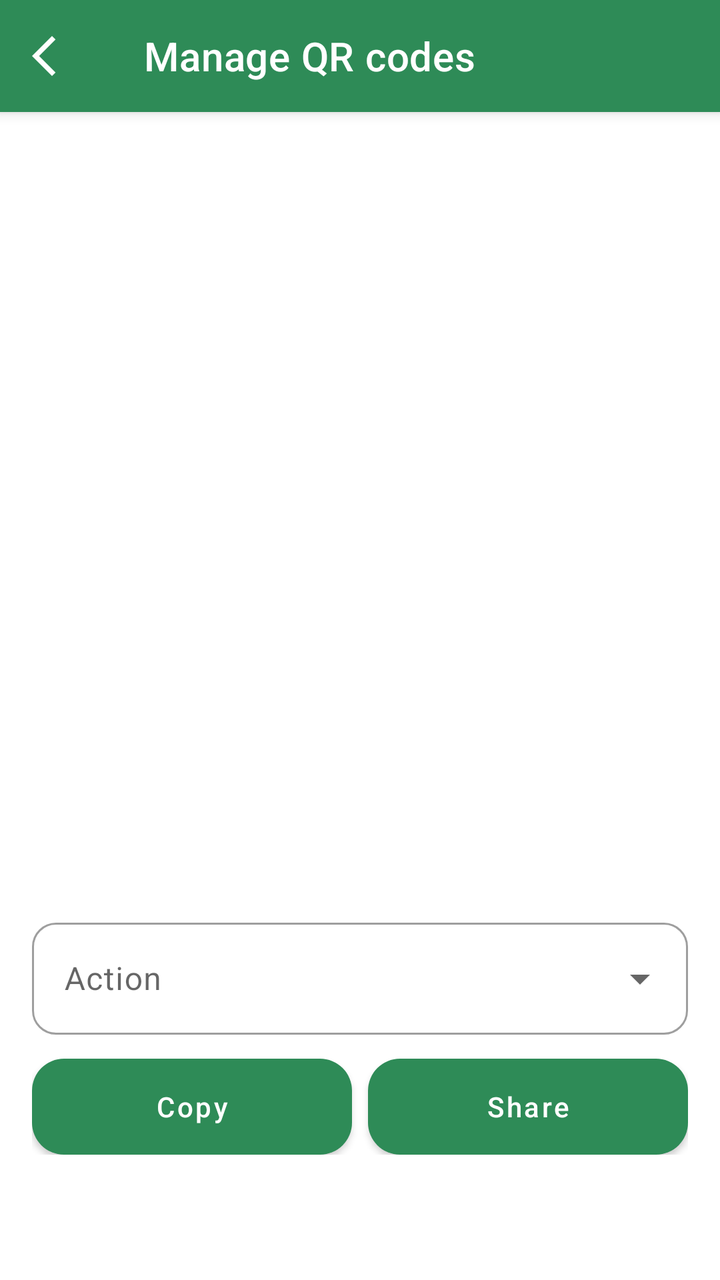
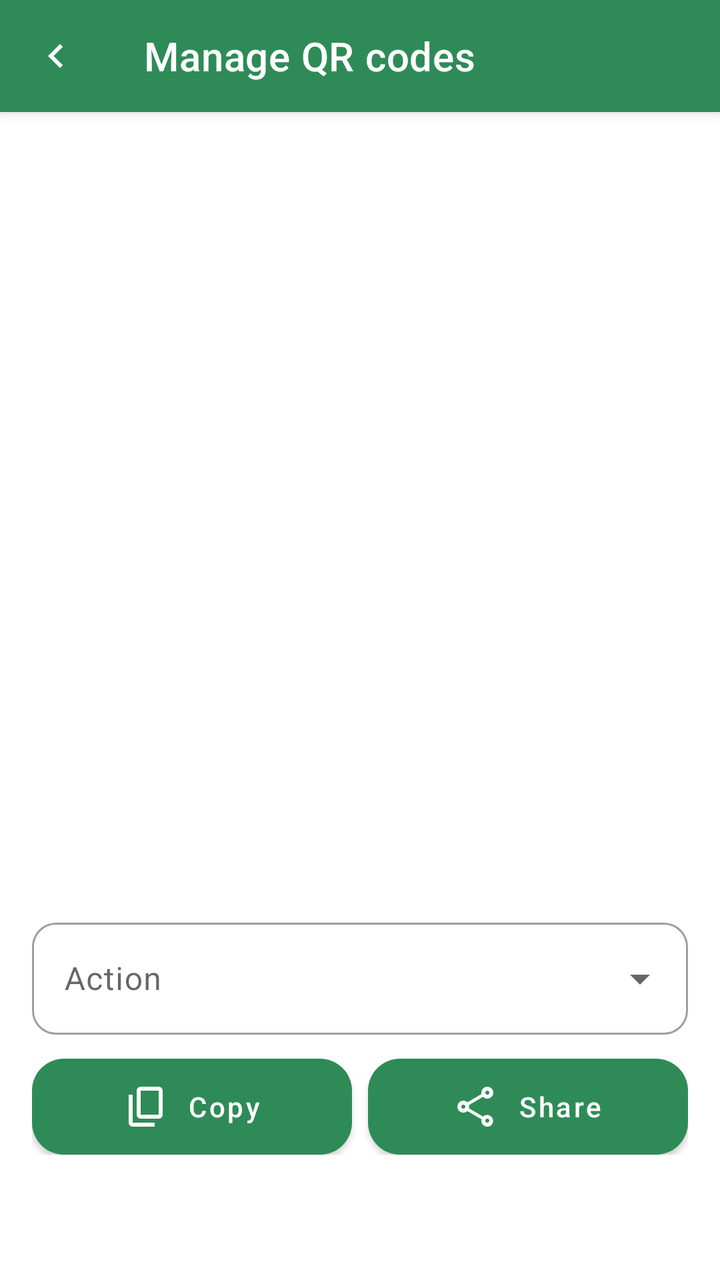

Before-and-after screenshots of an Android layout around one commit, followed by the original layout XML and the change that was made.
<!-- AndroidManifest.xml: application theme Theme.Switchly -->
<!-- res/layout/activity_qr_generate.xml -->
<?xml version="1.0" encoding="utf-8"?>
<androidx.coordinatorlayout.widget.CoordinatorLayout
    xmlns:android="http://schemas.android.com/apk/res/android"
    xmlns:app="http://schemas.android.com/apk/res-auto"
    android:layout_width="match_parent"
    android:layout_height="match_parent">

    
    <com.google.android.material.appbar.AppBarLayout
        android:layout_width="match_parent"
        android:layout_height="wrap_content"
        android:fitsSystemWindows="true">

        <com.google.android.material.appbar.MaterialToolbar
            android:id="@+id/toolbar"
            style="@style/Switchly.TopBar"
            android:layout_width="match_parent"
            android:layout_height="wrap_content"
            android:minHeight="?attr/actionBarSize"
            app:title="@string/qr_generate_title"
            app:navigationIcon="@drawable/arrow_back_ios_24" />
    </com.google.android.material.appbar.AppBarLayout>

    <androidx.core.widget.NestedScrollView
        android:layout_width="match_parent"
        android:layout_height="match_parent"
        android:fillViewport="true"
        app:layout_behavior="@string/appbar_scrolling_view_behavior">

        <LinearLayout
            android:layout_width="match_parent"
            android:layout_height="wrap_content"
            android:orientation="vertical"
            android:padding="16dp"
            android:paddingBottom="24dp">
            
            
            <ImageView
                android:id="@+id/ivQr"
                android:layout_width="match_parent"
                android:layout_height="320dp"
                android:layout_marginTop="16dp"
                android:scaleType="fitCenter"
                android:contentDescription="@string/qr_title" />

            
            <TextView
                android:id="@+id/tvUri"
                android:layout_width="match_parent"
                android:layout_height="wrap_content"
                android:layout_marginTop="12dp"
                android:textIsSelectable="true"
                android:textAppearance="@style/TextAppearance.Material3.BodyMedium" />

            
            <com.google.android.material.textfield.TextInputLayout
                style="@style/Switchly.DropdownLayout"
                android:layout_width="match_parent"
                android:layout_height="wrap_content"
                android:layout_marginTop="16dp"
                android:hint="@string/qr_action"
                app:endIconMode="dropdown_menu">

                <com.google.android.material.textfield.MaterialAutoCompleteTextView
                    android:id="@+id/actionDropdown"
                    style="@style/Switchly.DropdownText"
                    android:layout_width="match_parent"
                    android:layout_height="wrap_content"
                    android:inputType="none" />
            </com.google.android.material.textfield.TextInputLayout>

            
            <com.google.android.material.textfield.TextInputLayout
                android:id="@+id/tilProfile"
                style="@style/Switchly.DropdownLayout"
                android:layout_width="match_parent"
                android:layout_height="wrap_content"
                android:layout_marginTop="12dp"
                android:hint="@string/select_profile"
                app:endIconMode="dropdown_menu"
                android:visibility="gone">

                <com.google.android.material.textfield.MaterialAutoCompleteTextView
                    android:id="@+id/profileDropdown"
                    style="@style/Switchly.DropdownText"
                    android:layout_width="match_parent"
                    android:layout_height="wrap_content"
                    android:inputType="none" />
            </com.google.android.material.textfield.TextInputLayout>

            
            <com.google.android.material.textfield.TextInputLayout
                android:id="@+id/tilMinutes"
                style="@style/Switchly.DropdownLayout"
                android:layout_width="match_parent"
                android:layout_height="wrap_content"
                android:layout_marginTop="12dp"
                android:hint="@string/qr_minutes"
                app:endIconMode="dropdown_menu"
                android:visibility="gone">

                <com.google.android.material.textfield.MaterialAutoCompleteTextView
                    android:id="@+id/minutesDropdown"
                    style="@style/Switchly.DropdownText"
                    android:layout_width="match_parent"
                    android:layout_height="wrap_content"
                    android:inputType="none" />
            </com.google.android.material.textfield.TextInputLayout>

            
            <LinearLayout
                android:layout_width="match_parent"
                android:layout_height="wrap_content"
                android:layout_marginTop="12dp"
                android:orientation="horizontal">

                <com.google.android.material.button.MaterialButton
                    android:id="@+id/btnCopy"
                    style="@style/Switchly.Button"
                    android:layout_width="0dp"
                    android:layout_height="48dp"
                    android:layout_weight="1"
                    android:text="@string/action_copy" />

                <Space
                    android:layout_width="8dp"
                    android:layout_height="1dp" />

                <com.google.android.material.button.MaterialButton
                    android:id="@+id/btnShare"
                    style="@style/Switchly.Button"
                    android:layout_width="0dp"
                    android:layout_height="48dp"
                    android:layout_weight="1"
                    android:text="@string/share" />
            </LinearLayout>
        </LinearLayout>
    </androidx.core.widget.NestedScrollView>

</androidx.coordinatorlayout.widget.CoordinatorLayout>
<!-- resources referenced by this layout -->
<resources>
  <!-- drawable arrow_back_ios_24 (drawable) -->
  <vector xmlns:android="http://schemas.android.com/apk/res/android"
      android:width="24dp"
      android:height="24dp"
      android:viewportWidth="960"
      android:viewportHeight="960">
      <path
          android:pathData="M400,880 L0,480l400,-400 71,71 -329,329 329,329 -71,71Z"
          android:fillColor="?attr/colorOnSurface"/>
  </vector>
  <string name="action_copy">Copy</string>
  <string name="qr_action">Action</string>
  <string name="qr_generate_title">Manage QR codes</string>
  <string name="qr_minutes">Minutes</string>
  <string name="qr_title">QR</string>
  <string name="select_profile">Select profile</string>
  <string name="share">Share</string>
  <style name="Switchly.DropdownText" parent="Widget.MaterialComponents.AutoCompleteTextView.OutlinedBox">
          <item name="android:minHeight">56dp</item>
          <item name="android:paddingTop">12dp</item>
          <item name="android:paddingBottom">12dp</item>
          <item name="android:textAppearance">@style/TextAppearance.MaterialComponents.Body1</item>
      </style>
  <style name="Switchly.DropdownHint" parent="TextAppearance.MaterialComponents.Body2">
          <item name="android:lineHeight" tools:targetApi="28">14sp</item>
      </style>
  <color name="accent_default_green">#2E8B57</color>
  <style name="Switchly.Fab" parent="Widget.MaterialComponents.FloatingActionButton">
          <item name="backgroundTint">?attr/colorPrimary</item>
          <item name="tint">@android:color/white</item>
      </style>
  <style name="ThemeOverlay.Switchly.Dialog" parent="ThemeOverlay.MaterialComponents.MaterialAlertDialog">
          <item name="colorControlActivated">?attr/colorPrimary</item>
          <item name="colorControlHighlight">?attr/colorPrimary</item>
          <item name="colorAccent">?attr/colorPrimary</item>
      </style>
  <style name="ShapeAppearance.Switchly.Card" parent="ShapeAppearance.MaterialComponents.LargeComponent">
          <item name="cornerFamily">rounded</item>
          <item name="cornerSize">26dp</item>
      </style>
  <color name="switchly_card_bg">#F7FFFFFF</color>
  <color name="switchly_card_stroke">#14000000</color>
  <!-- unchanged entries left out for length: 7 -->
</resources>

<!-- the commit's change to res/layout/activity_qr_generate.xml (unified diff, before → after) -->
@@ -18,7 +18,7 @@
             android:layout_height="wrap_content"
             android:minHeight="?attr/actionBarSize"
             app:title="@string/qr_generate_title"
-            app:navigationIcon="@drawable/arrow_back_ios_24" />
+            app:navigationIcon="@drawable/keyboard_arrow_left_24" />
     </com.google.android.material.appbar.AppBarLayout>
 
     <androidx.core.widget.NestedScrollView
@@ -33,7 +33,7 @@
             android:orientation="vertical"
             android:padding="16dp"
             android:paddingBottom="24dp">
-            
+
             
             <ImageView
                 android:id="@+id/ivQr"
@@ -120,7 +120,10 @@
                     android:layout_width="0dp"
                     android:layout_height="48dp"
                     android:layout_weight="1"
-                    android:text="@string/action_copy" />
+                    android:text="@string/action_copy"
+                    app:icon="@drawable/content_copy_24"
+                    app:iconGravity="textStart"
+                    app:iconPadding="8dp" />
 
                 <Space
                     android:layout_width="8dp"
@@ -132,7 +135,10 @@
                     android:layout_width="0dp"
                     android:layout_height="48dp"
                     android:layout_weight="1"
-                    android:text="@string/share" />
+                    android:text="@string/share"
+                    app:icon="@drawable/share_24"
+                    app:iconGravity="textStart"
+                    app:iconPadding="8dp" />
             </LinearLayout>
         </LinearLayout>
     </androidx.core.widget.NestedScrollView>
<!-- resource entries referenced after the edit -->
@@ -1,14 +1,35 @@
 <!-- resources referenced by this layout -->
 <resources>
-  <!-- drawable arrow_back_ios_24 (drawable) -->
+  <!-- drawable content_copy_24 (drawable) -->
   <vector xmlns:android="http://schemas.android.com/apk/res/android"
       android:width="24dp"
       android:height="24dp"
       android:viewportWidth="960"
       android:viewportHeight="960">
       <path
-          android:pathData="M400,880 L0,480l400,-400 71,71 -329,329 329,329 -71,71Z"
-          android:fillColor="?attr/colorOnSurface"/>
+          android:pathData="M360,720q-33,0 -56.5,-23.5T280,640v-480q0,-33 23.5,-56.5T360,80h360q33,0 56.5,23.5T800,160v480q0,33 -23.5,56.5T720,720L360,720ZM360,640h360v-480L360,160v480ZM200,880q-33,0 -56.5,-23.5T120,800v-560h80v560h440v80L200,880ZM360,640v-480,480Z"
+          android:fillColor="?attr/colorOnSurface" />
+  </vector>
+  <!-- drawable keyboard_arrow_left_24 (drawable) -->
+  <vector xmlns:android="http://schemas.android.com/apk/res/android"
+      android:width="24dp"
+      android:height="24dp"
+      android:viewportWidth="960"
+      android:viewportHeight="960"
+      android:autoMirrored="true">
+      <path
+          android:pathData="M560,720 320,480l240,-240 56,56 -184,184 184,184 -56,56Z"
+          android:fillColor="?attr/colorOnSurface" />
+  </vector>
+  <!-- drawable share_24 (drawable) -->
+  <vector xmlns:android="http://schemas.android.com/apk/res/android"
+      android:width="24dp"
+      android:height="24dp"
+      android:viewportWidth="960"
+      android:viewportHeight="960">
+      <path
+          android:pathData="M680,880q-50,0 -85,-35t-35,-85q0,-6 3,-28L282,568q-16,15 -37,23.5t-45,8.5q-50,0 -85,-35t-35,-85q0,-50 35,-85t85,-35q24,0 45,8.5t37,23.5l281,-164q-2,-7 -2.5,-13.5T560,200q0,-50 35,-85t85,-35q50,0 85,35t35,85q0,50 -35,85t-85,35q-24,0 -45,-8.5T593,284L312,448q2,7 2.5,13.5T315,480q0,12 -3,32l281,165q16,-15 37,-23.5t45,-8.5q50,0 85,35t35,85q0,50 -35,85t-80,30ZM680,240q17,0 28.5,-11.5T720,200q0,-17 -11.5,-28.5T680,160q-17,0 -28.5,11.5T640,200q0,17 11.5,28.5T680,240ZM200,520q17,0 28.5,-11.5T240,480q0,-17 -11.5,-28.5T200,440q-17,0 -28.5,11.5T160,480q0,17 11.5,28.5T200,520ZM680,800q17,0 28.5,-11.5T720,760q0,-17 -11.5,-28.5T680,720q-17,0 -28.5,11.5T640,760q0,17 11.5,28.5T680,800Z"
+          android:fillColor="?attr/colorOnSurface" />
   </vector>
   <string name="action_copy">Copy</string>
   <string name="qr_action">Action</string>
